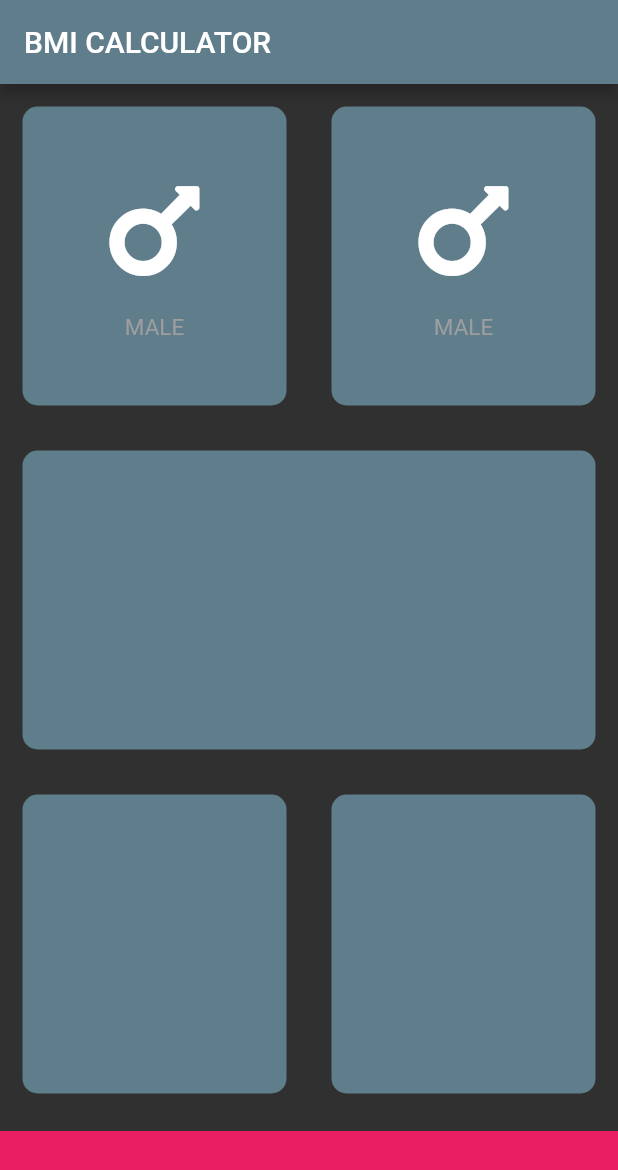
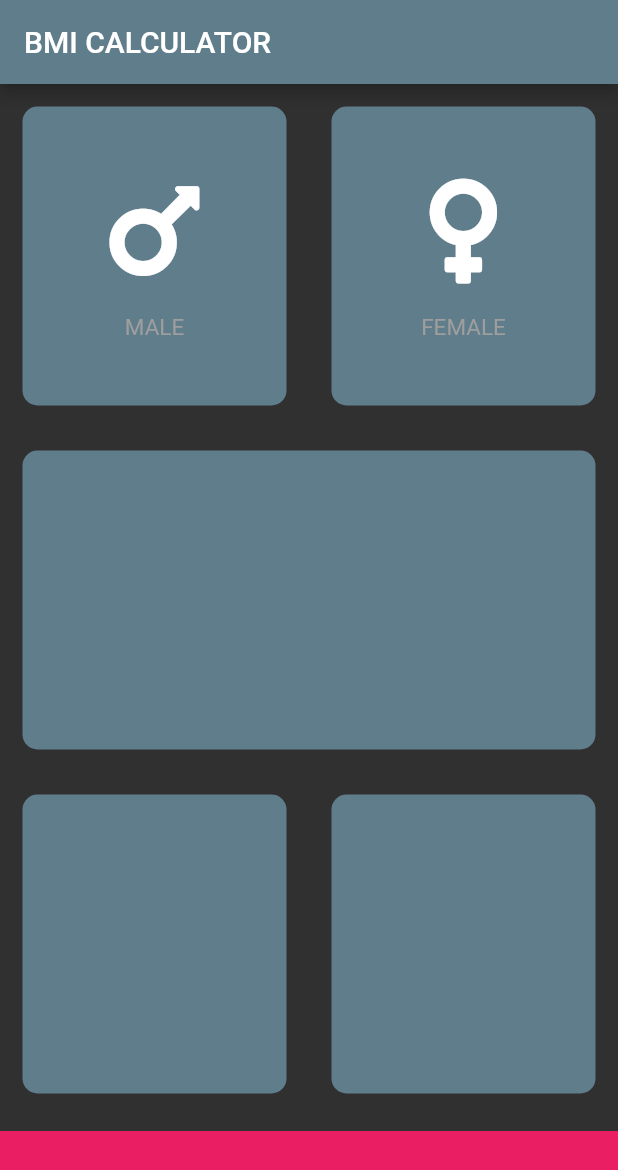
Before and after one commit to PaulDudsdeemaytha/bmi-calculator-flutter, a Flutter app: the screen it shows after launch, on a phone screen of 412 x 824 dp. Shown: the top 1170 px of the screen. Run offline on Flutter 3.47's test engine with Material 2 defaults, Android fonts, the phone set to English and light mode, and no system bars; our stand-ins replace font_awesome_flutter.

Commit message:
finished male and female widgets

```diff
--- a/lib/input_page.dart
+++ b/lib/input_page.dart
@@ -24,13 +24,19 @@ class _InputPageState extends State<InputPage> {
                 Expanded(
                   child: new ReusableCard(
                     colour: cardColor,
-                    cardChild: new ReusableIcon(),
+                    cardChild: new ReusableIcon(
+                      icon: FontAwesomeIcons.mars,
+                      myText: 'MALE',
+                    ),
                   ),
                 ),
                 Expanded(
                   child: new ReusableCard(
                     colour: cardColor,
-                    cardChild: ReusableIcon(),
+                    cardChild: ReusableIcon(
+                      icon: FontAwesomeIcons.venus,
+                      myText: 'FEMALE',
+                    ),
                   ),
                 ),
               ],
@@ -76,9 +82,9 @@ class _InputPageState extends State<InputPage> {
 }
 
 class ReusableIcon extends StatelessWidget {
-//  final Text myText;
-//  final FontAwesomeIcons fontAwesomeIconName;
-//  ReusableIcon(this.myText, this.fontAwesomeIconName);
+  final String myText;
+  final IconData icon;
+  ReusableIcon({this.myText, this.icon});
 
   @override
   Widget build(BuildContext context) {
@@ -86,14 +92,14 @@ class ReusableIcon extends StatelessWidget {
       mainAxisAlignment: MainAxisAlignment.center,
       children: <Widget>[
         Icon(
-          FontAwesomeIcons.mars,
+          icon,
           size: 80,
         ),
         SizedBox(
           height: 15,
         ),
         Text(
-          'MALE',
+          myText,
           style: TextStyle(
             fontSize: 15,
             color: Colors.grey,
```
